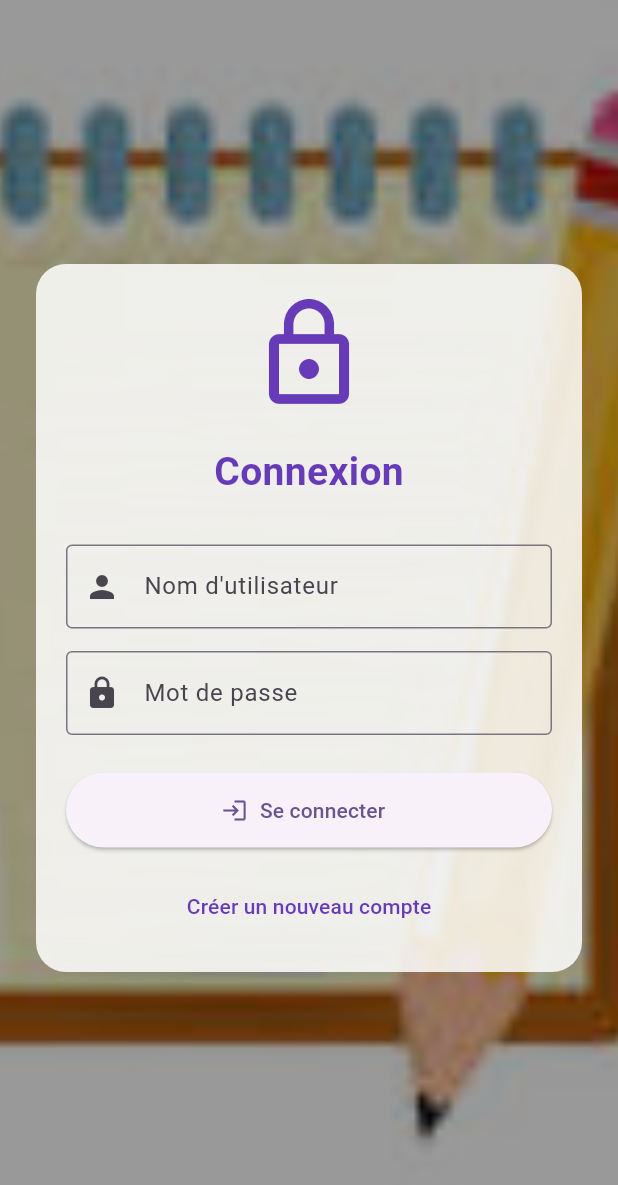
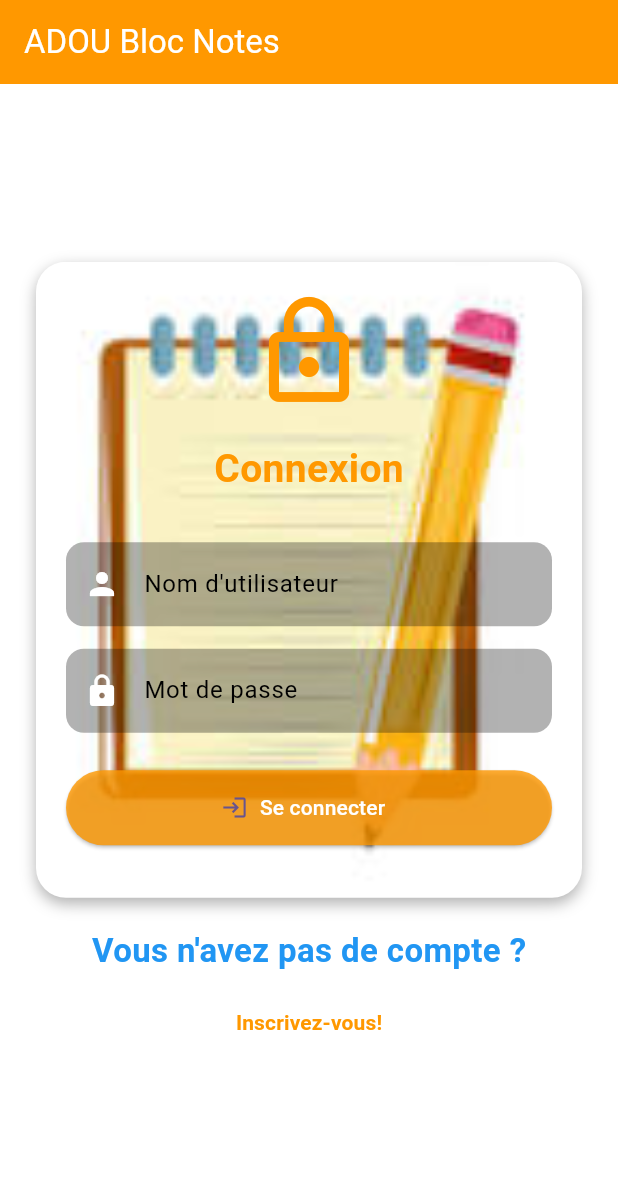
Before and after one commit to Adoucyrille/projetfinaldev, a Flutter app: the screen it shows after launch, on a phone screen of 412 x 824 dp. Shown: the top 1185 px of the screen. Run offline on Flutter 3.47's test engine with Material 3 defaults, Android fonts, the phone set to English and light mode, and no system bars; our stand-ins replace sqflite; accounts and stored records are empty.

Commit message:
pr commit

```diff
--- a/lib/pages/connexion.dart
+++ b/lib/pages/connexion.dart
@@ -44,7 +44,8 @@ class _ConnexionPageState extends State<Connexion> {
       );
     } else {
       ScaffoldMessenger.of(context).showSnackBar(
-        const SnackBar(content: Text("Nom d'utilisateur ou mot de passe incorrect.")),
+        const SnackBar(
+            content: Text("Nom d'utilisateur ou mot de passe incorrect.")),
       );
     }
   }
@@ -52,63 +53,79 @@ class _ConnexionPageState extends State<Connexion> {
   @override
   Widget build(BuildContext context) {
     return Scaffold(
-      body: Stack(
+      appBar: AppBar(
+        backgroundColor: Colors.orange,
+        title: const Text('ADOU Bloc Notes', style: TextStyle(color: Colors.white, fontSize: 22),),
+
+      ),
+      backgroundColor: Colors.white, // Fond blanc de l’écran
+      body: Center(
+        child: SingleChildScrollView(
+          padding: const EdgeInsets.all(24),
+          child: Column(
+            mainAxisSize: MainAxisSize.min,
             children: [
-          // 🔹 Image de fond
+              // 🔹 Container du formulaire avec image de fond
               Container(
-            decoration: const BoxDecoration(
-              image: DecorationImage(
-                image: AssetImage("assets/images/BLOCNOTE.jpeg"), // 👉 ton image
+                padding: const EdgeInsets.all(20),
+                decoration: BoxDecoration(
+                  borderRadius: BorderRadius.circular(20),
+                  image: const DecorationImage(
+                    image: AssetImage("assets/images/BLOCNOTE.jpeg"),
                     fit: BoxFit.cover,
                   ),
+                  boxShadow: [
+                    BoxShadow(
+                      color: Colors.black.withOpacity(0.3),
+                      blurRadius: 8,
+                      offset: const Offset(0, 4),
                     ),
-          ),
-
-          // 🔹 Superposition pour assombrir légèrement l’image
-          Container(
-            color: Colors.black.withOpacity(0.4),
-          ),
-
-          // 🔹 Contenu centré
-          Center(
-            child: SingleChildScrollView(
-              padding: const EdgeInsets.all(24),
-              child: Container(
-                padding: const EdgeInsets.all(20),
-                decoration: BoxDecoration(
-                  color: Colors.white.withOpacity(0.85),
-                  borderRadius: BorderRadius.circular(20),
+                  ],
                 ),
                 child: Column(
-                  mainAxisAlignment: MainAxisAlignment.center,
+                  mainAxisSize: MainAxisSize.min,
                   children: [
-                    const Icon(Icons.lock_outline, size: 80, color: Colors.deepPurple),
+                    const Icon(Icons.lock_outline,
+                        size: 80, color: Colors.orange),
                     const SizedBox(height: 20),
                     const Text(
                       "Connexion",
                       style: TextStyle(
                         fontSize: 26,
                         fontWeight: FontWeight.bold,
-                        color: Colors.deepPurple,
+                        color: Colors.orange,
                       ),
                     ),
                     const SizedBox(height: 30),
                     TextField(
                       controller: _usernameController,
-                      decoration: const InputDecoration(
+                      style: const TextStyle(color: Colors.white),
+                      decoration: InputDecoration(
                         labelText: "Nom d'utilisateur",
-                        border: OutlineInputBorder(),
-                        prefixIcon: Icon(Icons.person),
+                        labelStyle: const TextStyle(color: Colors.black),
+                        border: OutlineInputBorder(
+                            borderRadius: BorderRadius.circular(12),
+                            borderSide: BorderSide.none),
+                        filled: true,
+                        fillColor: Colors.black.withOpacity(0.3),
+                        prefixIcon:
+                            const Icon(Icons.person, color: Colors.white),
                       ),
                     ),
                     const SizedBox(height: 15),
                     TextField(
                       controller: _passwordController,
                       obscureText: true,
-                      decoration: const InputDecoration(
+                      style: const TextStyle(color: Colors.white),
+                      decoration: InputDecoration(
                         labelText: "Mot de passe",
-                        border: OutlineInputBorder(),
-                        prefixIcon: Icon(Icons.lock),
+                        labelStyle: const TextStyle(color: Colors.black),
+                        border: OutlineInputBorder(
+                            borderRadius: BorderRadius.circular(12),
+                            borderSide: BorderSide.none),
+                        filled: true,
+                        fillColor: Colors.black.withOpacity(0.3),
+                        prefixIcon: const Icon(Icons.lock, color: Colors.white),
                       ),
                     ),
                     const SizedBox(height: 25),
@@ -117,12 +134,30 @@ class _ConnexionPageState extends State<Connexion> {
                         : ElevatedButton.icon(
                             onPressed: _login,
                             icon: const Icon(Icons.login),
-                            label: const Text("Se connecter"),
+                            label: const Text("Se connecter", style: TextStyle(color: Colors.white),),
                             style: ElevatedButton.styleFrom(
                               minimumSize: const Size(double.infinity, 50),
+                              backgroundColor:
+                                  Colors.orange.withOpacity(0.8),
                             ),
                           ),
                     const SizedBox(height: 15),
+                  ],
+                ),
+              ),
+
+              const SizedBox(height: 20),
+
+              // 🔹 Texte en dessous du container
+              const Text(
+                "Vous n'avez pas de compte ?",
+                style: TextStyle(
+                  fontSize: 22,
+                  fontWeight: FontWeight.bold,
+                  color: Colors.blue,
+                ),
+              ),
+              const SizedBox(height: 8),
               TextButton(
                   onPressed: () {
                     Navigator.push(
@@ -131,17 +166,15 @@ class _ConnexionPageState extends State<Connexion> {
                     );
                   },
                   child: const Text(
-                        "Créer un nouveau compte",
-                        style: TextStyle(color: Colors.deepPurple),
+                    "Inscrivez-vous!",
+                    style: TextStyle(
+                        color: Colors.orange, fontWeight: FontWeight.bold),
                   ),
                 ),
             ],
           ),
         ),
       ),
-          ),
-        ],
-      ),
     );
   }
 }
```
Lines whose indentation alone changed are shown as unchanged.
